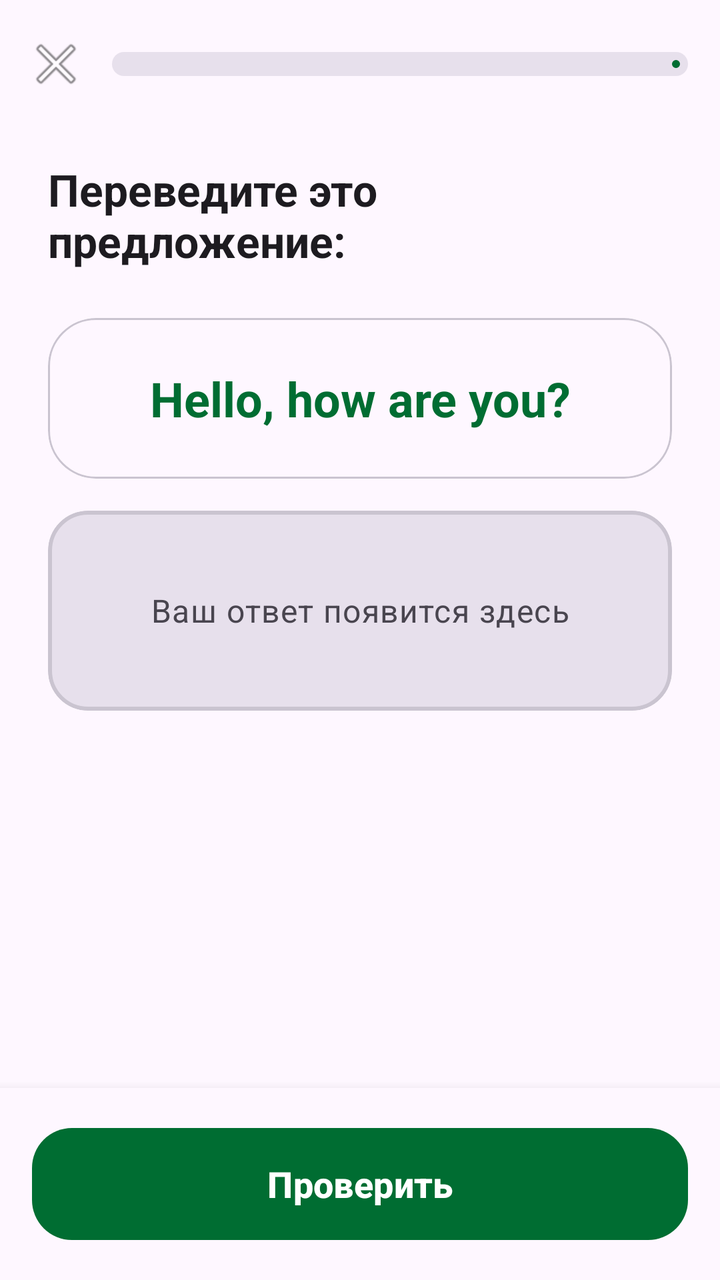
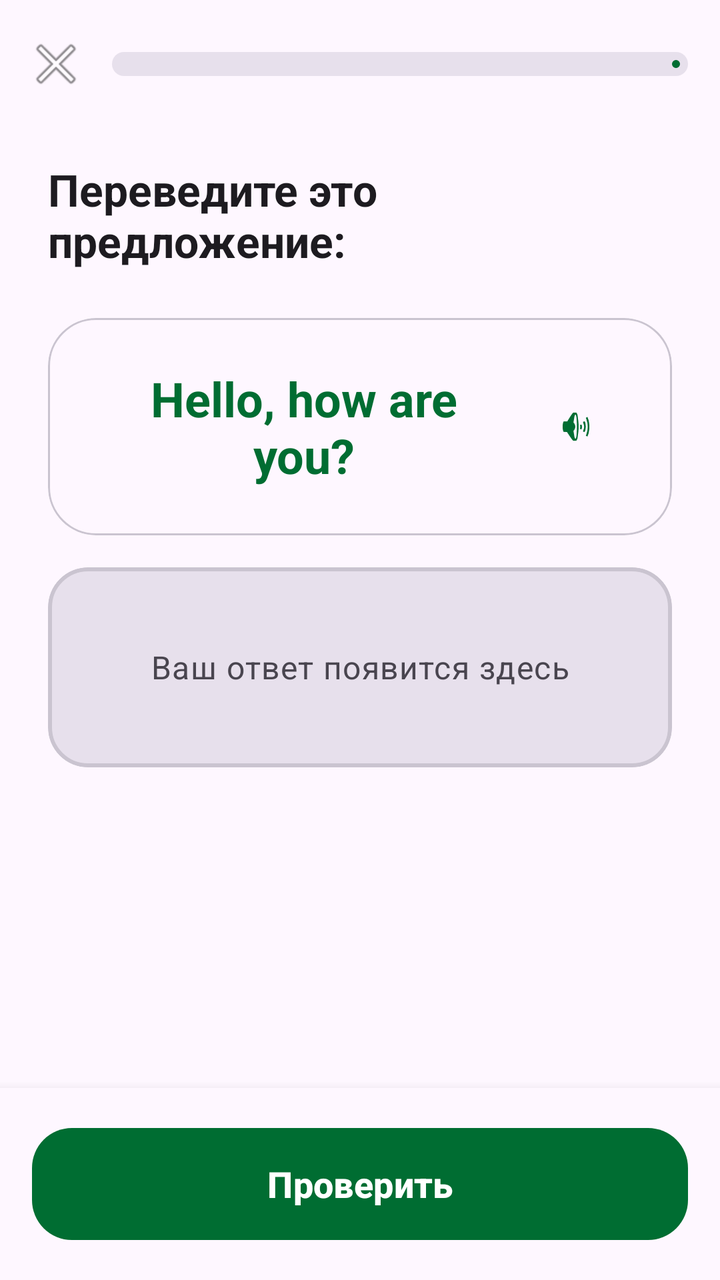

Before-and-after screenshots of an Android layout around one commit, followed by the original layout XML and the change that was made.
<!-- AndroidManifest.xml: application theme Theme.MyApplication -->
<!-- res/layout/fragment_lesson.xml -->
<?xml version="1.0" encoding="utf-8"?>

<androidx.constraintlayout.widget.ConstraintLayout xmlns:android="http://schemas.android.com/apk/res/android"
    xmlns:app="http://schemas.android.com/apk/res-auto"
    xmlns:tools="http://schemas.android.com/tools"
    android:layout_width="match_parent"
    android:layout_height="match_parent"
    android:background="?attr/colorSurface">

    <com.google.android.material.appbar.MaterialToolbar
        android:id="@+id/toolbar_lesson"
        android:layout_width="match_parent"
        android:layout_height="?attr/actionBarSize"
        app:layout_constraintTop_toTopOf="parent"
        app:navigationIcon="@android:drawable/ic_menu_close_clear_cancel">

        <com.google.android.material.progressindicator.LinearProgressIndicator
            android:id="@+id/progress_lesson_quiz"
            android:layout_width="match_parent"
            android:layout_height="wrap_content"
            android:layout_marginEnd="16dp"
            app:trackCornerRadius="8dp"
            app:trackThickness="12dp"
            app:indicatorColor="?attr/colorPrimary"
            app:trackColor="?attr/colorSurfaceVariant" />
    </com.google.android.material.appbar.MaterialToolbar>

    <TextView
        android:id="@+id/text_question"
        android:layout_width="0dp"
        android:layout_height="wrap_content"
        android:layout_marginHorizontal="24dp"
        android:layout_marginTop="16dp"
        android:text="@string/translate_sentence"
        android:textAppearance="?attr/textAppearanceTitleLarge"
        android:textStyle="bold"
        app:layout_constraintEnd_toEndOf="parent"
        app:layout_constraintStart_toStartOf="parent"
        app:layout_constraintTop_toBottomOf="@id/toolbar_lesson" />

    <com.google.android.material.card.MaterialCardView
        android:id="@+id/card_question_content"
        android:layout_width="match_parent"
        android:layout_height="wrap_content"
        android:layout_margin="24dp"
        app:cardCornerRadius="24dp"
        app:cardElevation="0dp"
        app:strokeWidth="1dp"
        app:strokeColor="?attr/colorOutlineVariant"
        app:layout_constraintTop_toBottomOf="@id/text_question">

        <TextView
            android:id="@+id/text_question_content"
            android:layout_width="match_parent"
            android:layout_height="wrap_content"
            android:padding="24dp"
            android:text="Hello, how are you?"
            android:textAppearance="?attr/textAppearanceHeadlineSmall"
            android:textColor="?attr/colorPrimary"
            android:gravity="center"
            android:textStyle="bold" />
    </com.google.android.material.card.MaterialCardView>

    <com.google.android.material.card.MaterialCardView
        android:id="@+id/card_target_sentence"
        android:layout_width="match_parent"
        android:layout_height="wrap_content"
        android:layout_marginHorizontal="24dp"
        android:layout_marginTop="16dp"
        app:cardCornerRadius="20dp"
        app:cardElevation="0dp"
        app:strokeWidth="2dp"
        app:strokeColor="?attr/colorOutlineVariant"
        app:cardBackgroundColor="?attr/colorSurfaceVariant"
        app:layout_constraintTop_toBottomOf="@id/card_question_content">

        <androidx.constraintlayout.widget.ConstraintLayout
            android:layout_width="match_parent"
            android:layout_height="wrap_content">

            <TextView
                android:id="@+id/text_target_sentence"
                android:layout_width="0dp"
                android:layout_height="wrap_content"
                android:minHeight="100dp"
                android:padding="16dp"
                android:textAppearance="?attr/textAppearanceBodyLarge"
                android:gravity="center"
                android:hint="@string/target_sentence_hint"
                android:textColorHint="?attr/colorOnSurfaceVariant"
                app:layout_constraintStart_toStartOf="parent"
                app:layout_constraintEnd_toEndOf="parent"
                app:layout_constraintTop_toTopOf="parent"
                app:layout_constraintBottom_toBottomOf="parent" />

            <com.google.android.material.button.MaterialButton
                android:id="@+id/button_clear"
                style="@style/Widget.Material3.Button.IconButton"
                android:layout_width="wrap_content"
                android:layout_height="wrap_content"
                android:layout_margin="4dp"
                app:icon="@android:drawable/ic_menu_revert"
                app:layout_constraintEnd_toEndOf="parent"
                app:layout_constraintTop_toTopOf="parent"
                android:visibility="gone"
                tools:visibility="visible" />
        </androidx.constraintlayout.widget.ConstraintLayout>
    </com.google.android.material.card.MaterialCardView>

    <androidx.recyclerview.widget.RecyclerView
        android:id="@+id/recycler_options"
        android:layout_width="0dp"
        android:layout_height="0dp"
        android:layout_margin="16dp"
        android:clipToPadding="false"
        android:paddingBottom="16dp"
        app:layout_constraintBottom_toTopOf="@id/layout_bottom_action"
        app:layout_constraintEnd_toEndOf="parent"
        app:layout_constraintStart_toStartOf="parent"
        app:layout_constraintTop_toBottomOf="@id/card_target_sentence" />

    <LinearLayout
        android:id="@+id/layout_bottom_action"
        android:layout_width="match_parent"
        android:layout_height="wrap_content"
        android:padding="16dp"
        android:background="?attr/colorSurface"
        android:elevation="8dp"
        app:layout_constraintBottom_toBottomOf="parent">

        <com.google.android.material.button.MaterialButton
            android:id="@+id/button_check"
            style="@style/Widget.Material3.Button"
            android:layout_width="match_parent"
            android:layout_height="64dp"
            android:text="@string/check_button"
            android:textSize="18sp"
            android:textStyle="bold"
            app:cornerRadius="20dp" />
    </LinearLayout>

</androidx.constraintlayout.widget.ConstraintLayout>
<!-- resources referenced by this layout -->
<resources>
  <string name="check_button">Проверить</string>
  <string name="target_sentence_hint">Ваш ответ появится здесь</string>
  <string name="translate_sentence">Переведите это предложение:</string>
  <style name="Theme.MyApplication" parent="Theme.Material3.Light.NoActionBar">
          
          <item name="colorPrimary">@color/primary_light</item>
          <item name="colorOnPrimary">@color/onPrimary_light</item>
          <item name="colorPrimaryContainer">@color/primaryContainer_light</item>
          <item name="colorOnPrimaryContainer">@color/onPrimaryContainer_light</item>
  
          
          <item name="colorSecondary">@color/secondary_light</item>
          <item name="colorOnSecondary">@color/onSecondary_light</item>
          <item name="colorSecondaryContainer">@color/secondaryContainer_light</item>
          <item name="colorOnSecondaryContainer">@color/onSecondaryContainer_light</item>
  
          
          <item name="colorTertiary">@color/tertiary_light</item>
          <item name="colorOnTertiary">@color/onTertiary_light</item>
          <item name="colorTertiaryContainer">@color/tertiaryContainer_light</item>
          <item name="colorOnTertiaryContainer">@color/onTertiaryContainer_light</item>
  
          <item name="android:statusBarColor">@android:color/transparent</item>
          <item name="android:navigationBarColor">@android:color/transparent</item>
          <item name="android:windowLightStatusBar">true</item>
      </style>
  <color name="primary_light">#006D32</color>
  <color name="onPrimary_light">#FFFFFF</color>
  <color name="primaryContainer_light">#97F7AC</color>
  <color name="onPrimaryContainer_light">#00210B</color>
  <color name="secondary_light">#4F6354</color>
  <color name="onSecondary_light">#FFFFFF</color>
  <color name="secondaryContainer_light">#D2E8D5</color>
  <color name="onSecondaryContainer_light">#0C1F13</color>
  <color name="tertiary_light">#3B6470</color>
  <color name="onTertiary_light">#FFFFFF</color>
  <color name="tertiaryContainer_light">#BEEAF7</color>
  <color name="onTertiaryContainer_light">#001F26</color>
</resources>

<!-- the commit's change to res/layout/fragment_lesson.xml (unified diff, before → after) -->
@@ -49,16 +49,33 @@
         app:strokeColor="?attr/colorOutlineVariant"
         app:layout_constraintTop_toBottomOf="@id/text_question">
 
-        <TextView
-            android:id="@+id/text_question_content"
-            android:layout_width="match_parent"
-            android:layout_height="wrap_content"
-            android:padding="24dp"
-            android:text="Hello, how are you?"
-            android:textAppearance="?attr/textAppearanceHeadlineSmall"
-            android:textColor="?attr/colorPrimary"
-            android:gravity="center"
-            android:textStyle="bold" />
+            <LinearLayout
+                android:layout_width="match_parent"
+                android:layout_height="wrap_content"
+                android:orientation="horizontal"
+                android:gravity="center"
+                android:padding="24dp">
+
+                <TextView
+                    android:id="@+id/text_question_content"
+                    android:layout_width="0dp"
+                    android:layout_height="wrap_content"
+                    android:layout_weight="1"
+                    android:text="Hello, how are you?"
+                    android:textAppearance="?attr/textAppearanceHeadlineSmall"
+                    android:textColor="?attr/colorPrimary"
+                    android:textStyle="bold"
+                    android:gravity="center" />
+
+                <com.google.android.material.button.MaterialButton
+                    android:id="@+id/button_speak"
+                    style="@style/Widget.Material3.Button.IconButton"
+                    android:layout_width="48dp"
+                    android:layout_height="48dp"
+                    android:layout_marginStart="8dp"
+                    app:icon="@android:drawable/ic_lock_silent_mode_off"
+                    app:iconTint="?attr/colorPrimary" />
+            </LinearLayout>
     </com.google.android.material.card.MaterialCardView>
 
     <com.google.android.material.card.MaterialCardView
